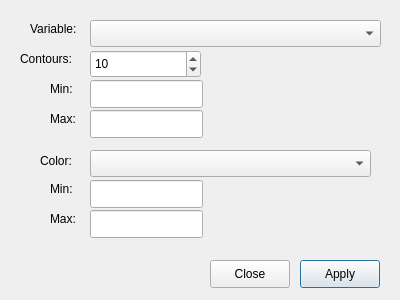
The window that ElmerGUI/vtkpost/isocontours.ui (tehnick/elmerfem) describes before a commit, drawn with Qt 5.
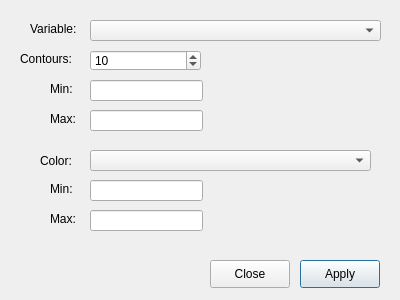
The same window after the commit. Icons and pictures are not drawn.

Commit message: ElmerGUI: Additions to vtk widget

Patch:
```diff
--- a/ElmerGUI/vtkpost/isocontours.ui
+++ b/ElmerGUI/vtkpost/isocontours.ui
@@ -53,7 +53,7 @@
      <x>90</x>
      <y>20</y>
      <width>291</width>
-     <height>27</height>
+     <height>21</height>
     </rect>
    </property>
   </widget>
@@ -63,7 +63,7 @@
      <x>90</x>
      <y>150</y>
      <width>281</width>
-     <height>27</height>
+     <height>21</height>
     </rect>
    </property>
   </widget>
@@ -99,7 +99,7 @@
      <x>90</x>
      <y>80</y>
      <width>113</width>
-     <height>28</height>
+     <height>21</height>
     </rect>
    </property>
   </widget>
@@ -109,7 +109,7 @@
      <x>90</x>
      <y>110</y>
      <width>113</width>
-     <height>28</height>
+     <height>21</height>
     </rect>
    </property>
   </widget>
@@ -119,7 +119,7 @@
      <x>90</x>
      <y>50</y>
      <width>111</width>
-     <height>28</height>
+     <height>21</height>
     </rect>
    </property>
    <property name="minimum" >
@@ -138,7 +138,7 @@
      <x>90</x>
      <y>180</y>
      <width>113</width>
-     <height>28</height>
+     <height>21</height>
     </rect>
    </property>
   </widget>
@@ -148,7 +148,7 @@
      <x>90</x>
      <y>210</y>
      <width>113</width>
-     <height>28</height>
+     <height>21</height>
     </rect>
    </property>
   </widget>
```
Left out of the diff: 2 changed lines with no effect on the pictures. The commit also changes 3 other files.
